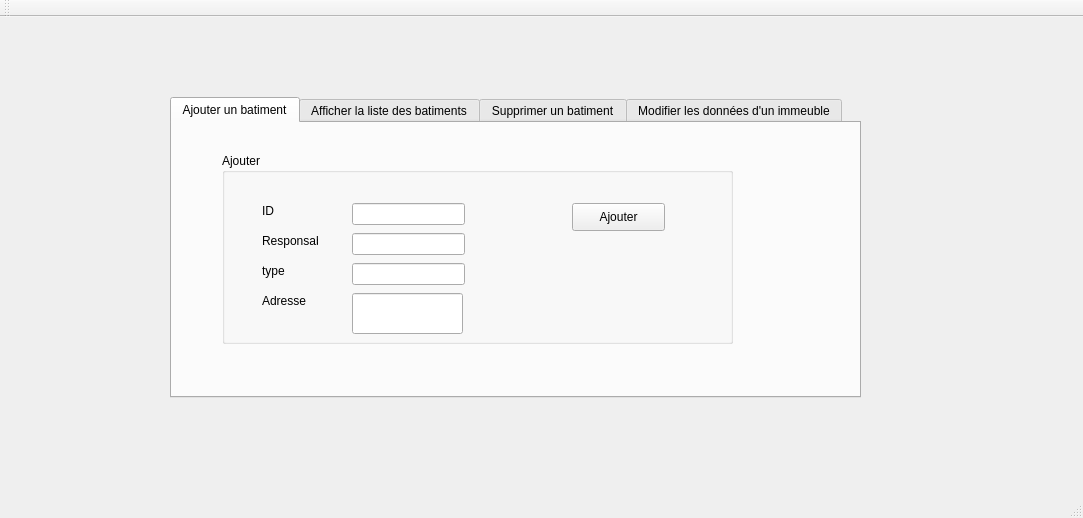
Above: Atelier_Crud/mainwindow.ui from MahmoudGh01/Smart_construction_company_2A10 before the change. Below: the same form after it.
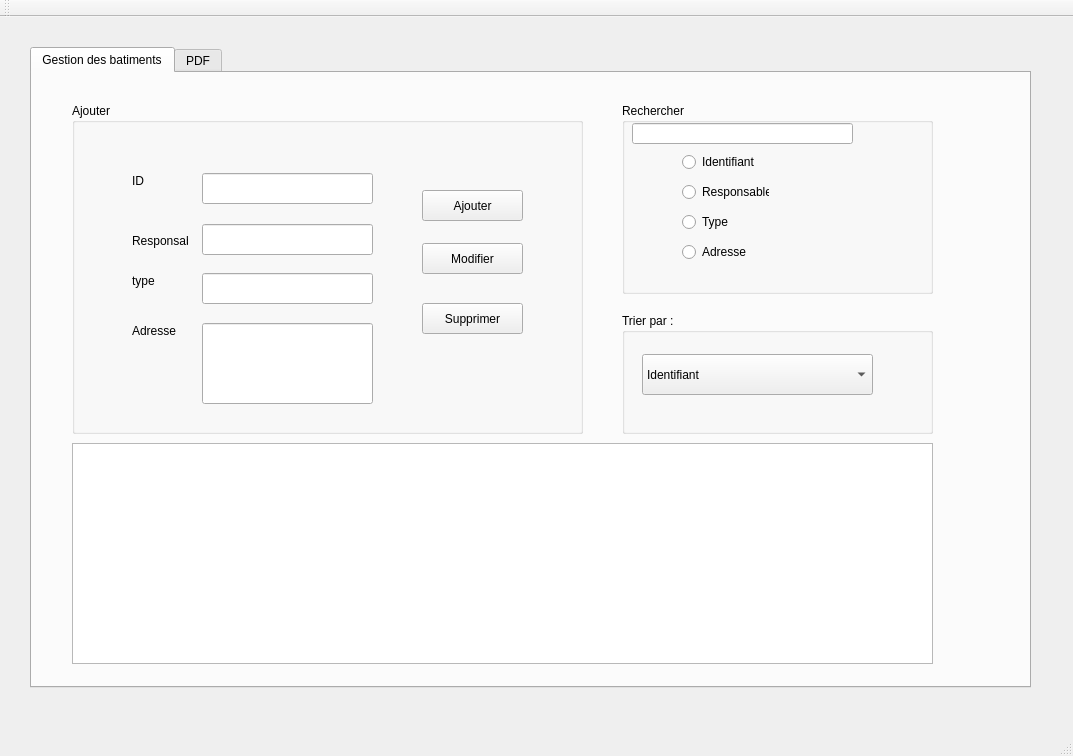
That is the form after the change.

Diff of the .ui file:
```diff
--- a/Atelier_Crud/mainwindow.ui
+++ b/Atelier_Crud/mainwindow.ui
@@ -6,8 +6,8 @@
    <rect>
     <x>0</x>
     <y>0</y>
-    <width>1083</width>
-    <height>518</height>
+    <width>1073</width>
+    <height>756</height>
    </rect>
   </property>
   <property name="windowTitle">
@@ -17,10 +17,10 @@
    <widget class="QTabWidget" name="tabWidget">
     <property name="geometry">
      <rect>
-      <x>170</x>
-      <y>80</y>
-      <width>691</width>
-      <height>301</height>
+      <x>30</x>
+      <y>30</y>
+      <width>1001</width>
+      <height>641</height>
      </rect>
     </property>
     <property name="currentIndex">
@@ -28,15 +28,15 @@
     </property>
     <widget class="QWidget" name="tab">
      <attribute name="title">
-      <string>Ajouter un batiment</string>
+      <string>Gestion des batiments</string>
      </attribute>
      <widget class="QGroupBox" name="groupBox">
       <property name="geometry">
        <rect>
-        <x>50</x>
+        <x>40</x>
         <y>30</y>
         <width>511</width>
-        <height>191</height>
+        <height>331</height>
        </rect>
       </property>
       <property name="title">
@@ -45,8 +45,8 @@
       <widget class="QLabel" name="label">
        <property name="geometry">
         <rect>
-         <x>40</x>
-         <y>50</y>
+         <x>60</x>
+         <y>70</y>
          <width>56</width>
          <height>16</height>
         </rect>
@@ -58,8 +58,8 @@
       <widget class="QLabel" name="label_2">
        <property name="geometry">
         <rect>
-         <x>40</x>
-         <y>80</y>
+         <x>60</x>
+         <y>130</y>
          <width>56</width>
          <height>16</height>
         </rect>
@@ -71,8 +71,8 @@
       <widget class="QLabel" name="label_3">
        <property name="geometry">
         <rect>
-         <x>40</x>
-         <y>110</y>
+         <x>60</x>
+         <y>170</y>
          <width>56</width>
          <height>16</height>
         </rect>
@@ -84,8 +84,8 @@
       <widget class="QLabel" name="label_4">
        <property name="geometry">
         <rect>
-         <x>40</x>
-         <y>140</y>
+         <x>60</x>
+         <y>220</y>
          <width>56</width>
          <height>16</height>
         </rect>
@@ -98,9 +98,9 @@
        <property name="geometry">
         <rect>
          <x>130</x>
-         <y>50</y>
-         <width>113</width>
-         <height>22</height>
+         <y>70</y>
+         <width>171</width>
+         <height>31</height>
         </rect>
        </property>
       </widget>
@@ -108,9 +108,9 @@
        <property name="geometry">
         <rect>
          <x>130</x>
-         <y>80</y>
-         <width>113</width>
-         <height>22</height>
+         <y>121</y>
+         <width>171</width>
+         <height>31</height>
         </rect>
        </property>
       </widget>
@@ -118,9 +118,9 @@
        <property name="geometry">
         <rect>
          <x>130</x>
-         <y>110</y>
-         <width>113</width>
-         <height>22</height>
+         <y>170</y>
+         <width>171</width>
+         <height>31</height>
         </rect>
        </property>
       </widget>
@@ -128,9 +128,9 @@
        <property name="geometry">
         <rect>
          <x>130</x>
-         <y>140</y>
-         <width>111</width>
-         <height>41</height>
+         <y>220</y>
+         <width>171</width>
+         <height>81</height>
         </rect>
        </property>
       </widget>
@@ -138,182 +138,180 @@
        <property name="geometry">
         <rect>
          <x>350</x>
-         <y>50</y>
-         <width>93</width>
-         <height>28</height>
+         <y>87</y>
+         <width>101</width>
+         <height>31</height>
         </rect>
        </property>
        <property name="text">
         <string>Ajouter</string>
-       </property>
-      </widget>
-     </widget>
-    </widget>
-    <widget class="QWidget" name="tab_2">
-     <attribute name="title">
-      <string>Afficher la liste des batiments</string>
-     </attribute>
-     <widget class="QTableView" name="tab_batiment">
-      <property name="geometry">
-       <rect>
-        <x>20</x>
-        <y>10</y>
-        <width>661</width>
-        <height>251</height>
-       </rect>
-      </property>
-     </widget>
-    </widget>
-    <widget class="QWidget" name="tab_3">
-     <attribute name="title">
-      <string>Supprimer un batiment</string>
-     </attribute>
-     <widget class="QLabel" name="label_5">
-      <property name="geometry">
-       <rect>
-        <x>150</x>
-        <y>70</y>
-        <width>20</width>
-        <height>20</height>
-       </rect>
-      </property>
-      <property name="text">
-       <string>&lt;html&gt;&lt;head/&gt;&lt;body&gt;&lt;p&gt;&lt;span style=&quot; font-size:10pt; font-weight:600; color:#ff0000;&quot;&gt;ID&lt;/span&gt;&lt;/p&gt;&lt;/body&gt;&lt;/html&gt;</string>
-      </property>
-     </widget>
-     <widget class="QLineEdit" name="lineEdit_ID_supp">
-      <property name="geometry">
-       <rect>
-        <x>200</x>
-        <y>70</y>
-        <width>113</width>
-        <height>22</height>
-       </rect>
       </property>
      </widget>
      <widget class="QPushButton" name="pb_supprimer">
       <property name="geometry">
        <rect>
-        <x>280</x>
-        <y>170</y>
-        <width>93</width>
-        <height>28</height>
+         <x>350</x>
+         <y>200</y>
+         <width>101</width>
+         <height>31</height>
        </rect>
       </property>
       <property name="text">
        <string>Supprimer</string>
       </property>
      </widget>
-    </widget>
-    <widget class="QWidget" name="tab_4">
-     <attribute name="title">
-      <string>Modifier les données d'un immeuble</string>
-     </attribute>
-     <widget class="QPushButton" name="pushButton">
+      <widget class="QPushButton" name="pb_modifier">
       <property name="geometry">
        <rect>
-        <x>340</x>
-        <y>220</y>
-        <width>93</width>
-        <height>28</height>
+         <x>350</x>
+         <y>140</y>
+         <width>101</width>
+         <height>31</height>
        </rect>
       </property>
       <property name="text">
        <string>Modifier</string>
       </property>
      </widget>
-     <widget class="QLabel" name="label_6">
+     </widget>
+     <widget class="QTableView" name="tab_batiment">
       <property name="geometry">
        <rect>
-        <x>80</x>
+        <x>40</x>
+        <y>370</y>
+        <width>861</width>
+        <height>221</height>
+       </rect>
+      </property>
+     </widget>
+     <widget class="QGroupBox" name="groupBox_2">
+      <property name="geometry">
+       <rect>
+        <x>590</x>
+        <y>30</y>
+        <width>311</width>
+        <height>191</height>
+       </rect>
+      </property>
+      <property name="title">
+       <string>Rechercher</string>
+      </property>
+      <widget class="QRadioButton" name="radioButton">
+       <property name="geometry">
+        <rect>
+         <x>60</x>
         <y>50</y>
-        <width>56</width>
-        <height>16</height>
+         <width>87</width>
+         <height>18</height>
        </rect>
       </property>
       <property name="text">
-       <string>TextLabel</string>
-      </property>
-     </widget>
-     <widget class="QLabel" name="label_7">
+        <string>Identifiant</string>
+       </property>
+      </widget>
+      <widget class="QRadioButton" name="radioButton_2">
       <property name="geometry">
        <rect>
-        <x>80</x>
+         <x>60</x>
         <y>80</y>
-        <width>56</width>
-        <height>16</height>
+         <width>87</width>
+         <height>18</height>
        </rect>
       </property>
       <property name="text">
-       <string>TextLabel</string>
-      </property>
-     </widget>
-     <widget class="QLabel" name="label_8">
+        <string>Responsable</string>
+       </property>
+      </widget>
+      <widget class="QRadioButton" name="radioButton_3">
       <property name="geometry">
        <rect>
-        <x>80</x>
-        <y>120</y>
-        <width>56</width>
-        <height>16</height>
+         <x>60</x>
+         <y>110</y>
+         <width>87</width>
+         <height>18</height>
        </rect>
       </property>
       <property name="text">
-       <string>TextLabel</string>
-      </property>
-     </widget>
-     <widget class="QLabel" name="label_9">
+        <string>Type</string>
+       </property>
+      </widget>
+      <widget class="QRadioButton" name="radioButton_4">
       <property name="geometry">
        <rect>
-        <x>80</x>
-        <y>160</y>
-        <width>56</width>
-        <height>16</height>
+         <x>60</x>
+         <y>140</y>
+         <width>87</width>
+         <height>18</height>
        </rect>
       </property>
       <property name="text">
-       <string>TextLabel</string>
+        <string>Adresse</string>
       </property>
      </widget>
      <widget class="QLineEdit" name="lineEdit">
       <property name="geometry">
        <rect>
-        <x>170</x>
-        <y>50</y>
-        <width>113</width>
-        <height>22</height>
+         <x>10</x>
+         <y>20</y>
+         <width>221</width>
+         <height>21</height>
        </rect>
       </property>
      </widget>
-     <widget class="QLineEdit" name="lineEdit_2">
-      <property name="geometry">
-       <rect>
-        <x>170</x>
-        <y>80</y>
-        <width>113</width>
-        <height>22</height>
-       </rect>
-      </property>
      </widget>
-     <widget class="QLineEdit" name="lineEdit_3">
+     <widget class="QComboBox" name="comboBox">
       <property name="geometry">
        <rect>
-        <x>170</x>
-        <y>120</y>
-        <width>113</width>
-        <height>22</height>
+        <x>610</x>
+        <y>281</y>
+        <width>231</width>
+        <height>41</height>
        </rect>
       </property>
+      <item>
+       <property name="text">
+        <string>Identifiant</string>
+       </property>
+      </item>
+      <item>
+       <property name="text">
+        <string>Responsable</string>
+       </property>
+      </item>
+      <item>
+       <property name="text">
+        <string>Type</string>
+       </property>
+      </item>
+      <item>
+       <property name="text">
+        <string>Adresse</string>
+       </property>
+      </item>
      </widget>
-     <widget class="QLineEdit" name="lineEdit_4">
+     <widget class="QGroupBox" name="groupBox_3">
       <property name="geometry">
        <rect>
-        <x>170</x>
-        <y>160</y>
-        <width>113</width>
-        <height>51</height>
+        <x>590</x>
+        <y>240</y>
+        <width>311</width>
+        <height>121</height>
        </rect>
       </property>
+      <property name="title">
+       <string>Trier par :</string>
+      </property>
      </widget>
+     <zorder>groupBox_3</zorder>
+     <zorder>groupBox</zorder>
+     <zorder>tab_batiment</zorder>
+     <zorder>groupBox_2</zorder>
+     <zorder>comboBox</zorder>
+    </widget>
+    <widget class="QWidget" name="tab_2">
+     <attribute name="title">
+      <string>PDF</string>
+     </attribute>
     </widget>
    </widget>
   </widget>
@@ -322,7 +320,7 @@
     <rect>
      <x>0</x>
      <y>0</y>
-     <width>1083</width>
+     <width>1073</width>
      <height>26</height>
     </rect>
    </property>
```
Lines whose indentation alone changed are shown as unchanged.
